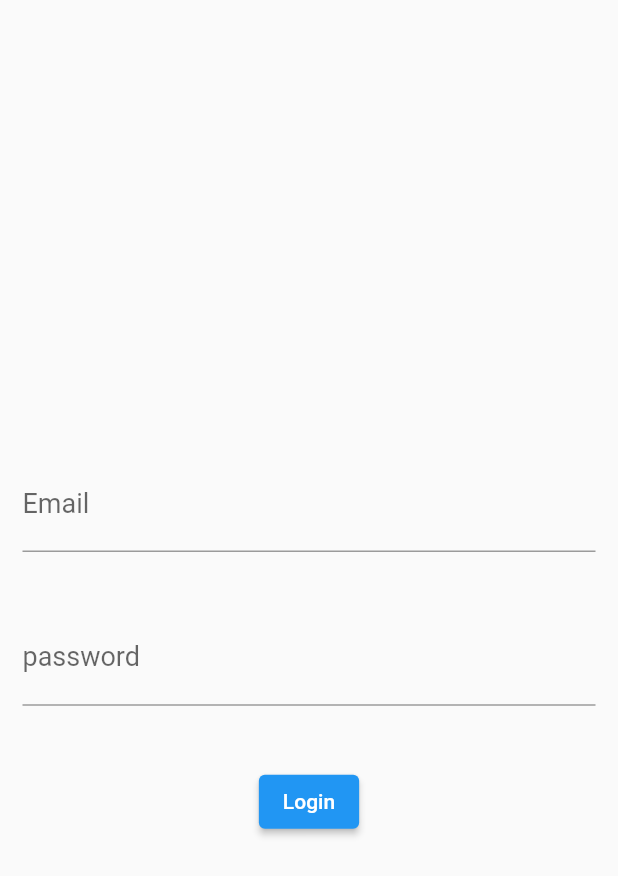
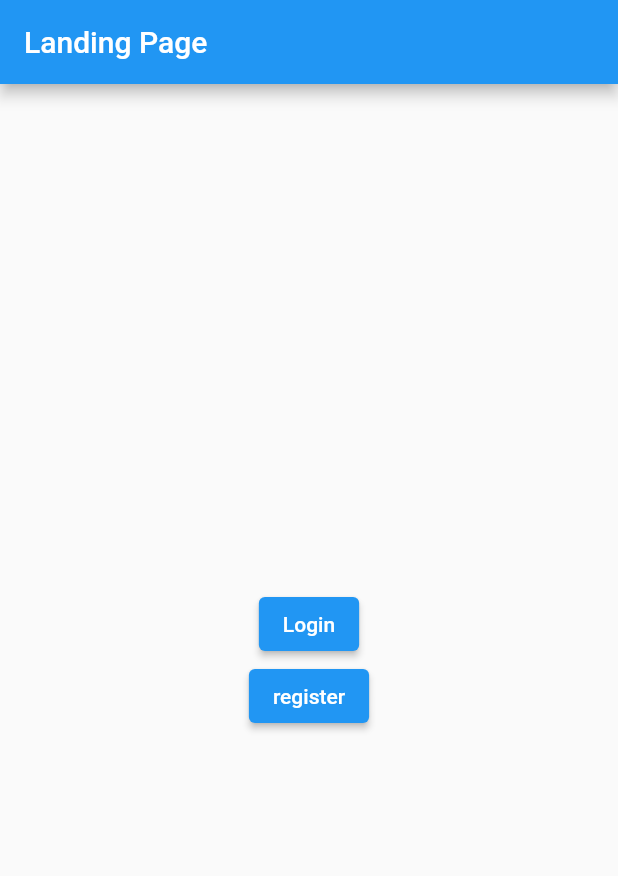
Before and after one commit to sakriwassim/SignInUpFirebase, a Flutter app: the screen it shows after launch, on a phone screen of 412 x 824 dp. Shown: the top 876 px of the screen. Run offline on Flutter 3.47's test engine with Material 2 defaults, Android fonts, the light colour scheme and no system bars; our stand-ins replace cloud_firestore, firebase_auth, firebase_core; accounts and stored records are empty.

Commit message:
first commit

```diff
--- a/lib/Login_Screen.dart
+++ b/lib/Login_Screen.dart
@@ -1,5 +1,6 @@
 import 'package:firebase_auth/firebase_auth.dart';
 import 'package:flutter/material.dart';
+import 'package:sigin_sigup_firebase/auth.dart';
 
 import 'widget/text_field_widget.dart';
 
@@ -13,9 +14,6 @@ class LoginScreen extends StatefulWidget {
 }
 
 class _LoginScreenState extends State<LoginScreen> {
-  // late String email =;
-  // late String password ;
-
   final emailControler = TextEditingController();
   final passwordControler = TextEditingController();
 
@@ -28,17 +26,19 @@ class _LoginScreenState extends State<LoginScreen> {
 
   Future signIn() async {
     try {
-      await FirebaseAuth.instance.signInWithEmailAndPassword(
+      Auth().signInWithEmailAndPassword(
           email: emailControler.text.trim(),
           password: passwordControler.text.trim());
-    } catch (e) {
+    } on FirebaseAuthException catch (e) {
       print(e);
     }
   }
 
   @override
   Widget build(BuildContext context) {
-    return Column(
+    return Scaffold(
+      appBar: AppBar(title: Text("LoginScreen")),
+      body: Column(
         mainAxisAlignment: MainAxisAlignment.center,
         children: [
           SizedBox(
@@ -53,22 +53,14 @@ class _LoginScreenState extends State<LoginScreen> {
           ),
           Padding(
             padding: const EdgeInsets.symmetric(horizontal: 15),
-          child: TextFormField(
-            controller: passwordControler,
-            textAlignVertical: TextAlignVertical.center,
-            decoration: InputDecoration(labelText: "password"),
-            onChanged: (String val) {
-              //    password = val;
-            },
-            textInputAction: TextInputAction.done,
-            style: TextStyle(fontSize: 18.0),
-          ),
+            child: TextFieldWidget(Controler: passwordControler),
           ),
           SizedBox(
             height: 40,
           ),
           ElevatedButton(onPressed: signIn, child: Text("Login")),
         ],
+      ),
     );
   }
 }
--- /dev/null
+++ b/lib/landing.dart
@@ -0,0 +1,36 @@
+import 'package:flutter/material.dart';
+import 'package:flutter/src/widgets/container.dart';
+import 'package:flutter/src/widgets/framework.dart';
+import 'package:sigin_sigup_firebase/Login_Screen.dart';
+
+import 'Register_Screen.dart';
+
+class Landing extends StatelessWidget {
+  const Landing({super.key});
+
+  @override
+  Widget build(BuildContext context) {
+    return Scaffold(
+      appBar: AppBar(title: Text("Landing Page")),
+      body: Center(
+        child: Column(
+          mainAxisAlignment: MainAxisAlignment.center,
+          children: [
+            ElevatedButton(
+                onPressed: () {
+                  Navigator.of(context).pushReplacement(
+                      MaterialPageRoute(builder: (context) => LoginScreen()));
+                },
+                child: Text("Login")),
+            ElevatedButton(
+                onPressed: () {
+                  Navigator.of(context).pushReplacement(MaterialPageRoute(
+                      builder: (context) => RegisterScreen()));
+                },
+                child: Text("register")),
+          ],
+        ),
+      ),
+    );
+  }
+}
--- a/lib/main.dart
+++ b/lib/main.dart
@@ -3,7 +3,7 @@ import 'package:firebase_core/firebase_core.dart';
 import 'package:flutter/material.dart';
 import 'package:sigin_sigup_firebase/widget_tree.dart';
 
-import 'HomePage.dart';
+import 'RolePage.dart';
 import 'Login_Screen.dart';
 import 'auth.dart';
 
--- a/lib/widget_tree.dart
+++ b/lib/widget_tree.dart
@@ -1,11 +1,63 @@
+import 'package:cloud_firestore/cloud_firestore.dart';
 import 'package:firebase_auth/firebase_auth.dart';
 import 'package:flutter/material.dart';
+import 'package:sigin_sigup_firebase/homeadmin.dart';
+import 'package:sigin_sigup_firebase/homeuser.dart';
 
-import 'HomePage.dart';
+import 'RolePage.dart';
 import 'Login_Screen.dart';
+import 'landing.dart';
 
 class WidgetTree extends StatelessWidget {
   const WidgetTree({super.key});
+
+  // void route() {
+  //   User? user = FirebaseAuth.instance.currentUser;
+  //   var kk = FirebaseFirestore.instance
+  //       .collection('users')
+  //       .doc(user!.uid)
+  //       .get()
+  //       .then((DocumentSnapshot documentSnapshot) {
+  //     if (documentSnapshot.exists) {
+  //       if (documentSnapshot.get('rool') == "Teacher") {
+  //         Navigator.pushReplacement(
+  //           context,
+  //           MaterialPageRoute(
+  //             builder: (context) => HomePageAdmin(),
+  //           ),
+  //         );
+  //       } else {
+  //         Navigator.pushReplacement(
+  //           context,
+  //           MaterialPageRoute(
+  //             builder: (context) => HomePageUser(),
+  //           ),
+  //         );
+  //       }
+  //     } else {
+  //       print('Document does not exist on the database');
+  //     }
+  //   });
+  // }
+
+  // void signIn(String email, String password) async {
+
+  //     try {
+  //       UserCredential userCredential =
+  //           await FirebaseAuth.instance.signInWithEmailAndPassword(
+  //         email: email,
+  //         password: password,
+  //       );
+  //       route();
+  //     } on FirebaseAuthException catch (e) {
+  //       if (e.code == 'user-not-found') {
+  //         print('No user found for that email.');
+  //       } else if (e.code == 'wrong-password') {
+  //         print('Wrong password provided for that user.');
+  //       }
+  //     }
+  //   }
+  // }
 
   @override
   Widget build(BuildContext context) {
@@ -14,10 +66,40 @@ class WidgetTree extends StatelessWidget {
           stream: FirebaseAuth.instance.authStateChanges(),
           builder: (context, snapshot) {
             if (snapshot.hasData) {
-              return HomePage();
-            } else {
-              return LoginScreen();
+
+              User? user = FirebaseAuth.instance.currentUser;
+              var kk = FirebaseFirestore.instance
+                  .collection('users')
+                  .doc(user!.uid)
+                  .get()
+                  .then((DocumentSnapshot documentSnapshot) {
+                if (documentSnapshot.exists) {
+                  if (documentSnapshot.get('role') == "admin") {
+                    return HomePageAdmin();
+                    // Navigator.pushReplacement(
+                    //   context,
+                    //   MaterialPageRoute(
+                    //     builder: (context) => HomePageAdmin(),
+                    //   ),
+                    // );
+                  } else {
+                    return HomePageUser();
+                    // Navigator.pushReplacement(
+                    //   context,
+                    //   MaterialPageRoute(
+                    //     builder: (context) => HomePageUser(),
+                    //   ),
+                    // );
+                  }
+                }
+              });
             }
+
+            // return RolePage();
+
+            // } else {
+            return Landing();
+            //}
           }),
     );
   }
--- a/pubspec.yaml
+++ b/pubspec.yaml
@@ -38,6 +38,7 @@ dependencies:
   cupertino_icons: ^1.0.2
   firebase_core: ^2.3.0
   firebase_auth: ^4.2.4
+  cloud_firestore: ^4.3.1
 
 
 dev_dependencies:
```
Also changed, not shown: lib/HomePage.dart (deleted, +0 -26 lines), lib/Register_Screen.dart (added, +116 -0 lines), lib/RolePage.dart (added, +75 -0 lines), lib/auth.dart (+10 -2 lines), lib/homeadmin.dart (added, +21 -0 lines), lib/homeuser.dart (added, +21 -0 lines), pubspec.lock, 2 other files. Lines whose indentation alone changed are shown as unchanged.
